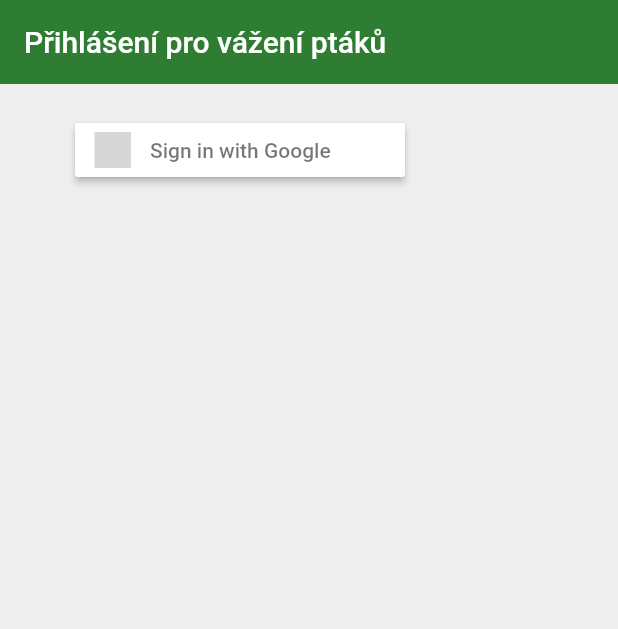
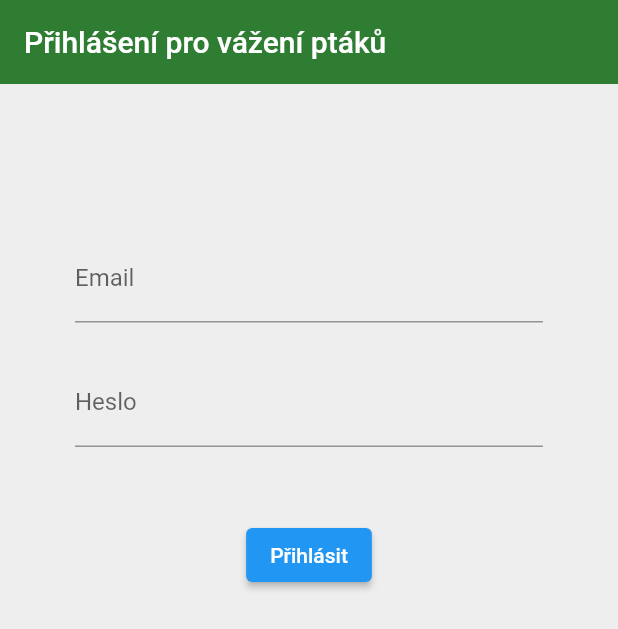
Before and after one commit to onpelikan/birdweights, a Flutter app: the screen it shows after launch, on a phone screen of 412 x 824 dp. Shown: the top 629 px of the screen. Run offline on Flutter 3.47's test engine with Material 2 defaults, Android fonts, the light colour scheme and no system bars; our stand-ins replace cloud_firestore, firebase_auth, firebase_core, flutter_signin_button, flutter_spinkit, google_sign_in; accounts and stored records are empty; grey boxes are pictures that could not be loaded.

Commit message:
Prihlasovani pomoci emailu a hesla

```diff
--- a/lib/main.dart
+++ b/lib/main.dart
@@ -11,9 +11,6 @@ import 'package:firebase_core/firebase_core.dart';
 import 'package:provider/provider.dart';
 import 'firebase_options.dart';
 
-/**
- * Test comment for commit
- */
 void main() async {
   WidgetsFlutterBinding.ensureInitialized();
   await Firebase.initializeApp(
--- a/lib/pages/sign_in.dart
+++ b/lib/pages/sign_in.dart
@@ -1,6 +1,7 @@
 import 'package:birds_weights/services/auth.dart';
 import 'package:birds_weights/shared/constants.dart';
 import 'package:birds_weights/shared/loading.dart';
+import 'package:firebase_auth/firebase_auth.dart';
 import 'package:flutter/material.dart';
 import 'package:flutter_signin_button/flutter_signin_button.dart';
 
@@ -16,55 +17,127 @@ class SignIn extends StatefulWidget {
 class _SignInState extends State<SignIn> {
   final AuthService _auth = AuthService();
   final _formKey = GlobalKey<FormState>();
-  bool loading = false;
-
-  //text field state
-  String email = '';
-  String password = '';
+  final _emailController = TextEditingController();
+  final _passwordController = TextEditingController();
+  bool _isLoading = false;
   String error = '';
 
   @override
   Widget build(BuildContext context) {
-    return loading
-        ? Loading()
+    return _isLoading
+        ? const Loading()
         : Scaffold(
             backgroundColor: backgroundColor,
             appBar: AppBar(
               backgroundColor: mainColor,
               elevation: 0.0,
-              title: Text('Přihlášení pro vážení ptáků'),
-              // actions: [
-              //   TextButton.icon(
-              //     icon: Icon(Icons.person),
-              //     label: Text('Register'),
-              //     onPressed: () {
-              //       widget.toggleView();
-              //     },
-              //   ),
-              // ],
+              title: const Text('Přihlášení pro vážení ptáků'),
             ),
             body: Container(
-              padding: EdgeInsets.symmetric(vertical: 20.0, horizontal: 50.0),
+              padding:
+                  const EdgeInsets.symmetric(vertical: 20.0, horizontal: 50.0),
               child: Column(
                 children: [
-                  SignInButton(
-                    Buttons.Google,
-                    onPressed: () async {
-                      //setState(() => loading = true);
-                      dynamic result = await _auth.signInGoogle();
-                      if (result == null) {
-                        if (mounted) {
-                          setState(() {
-                            error = 'Chyba při prihlášení.';
-                            loading = false;
-                          });
-                        }
-                      }
-                    },
+                  // TextButton(
+                  //   onPressed: () {
+                  //     dynamic result = _auth.signInAnon();
+                  //     if (result == null) {
+                  //       if (mounted) {
+                  //         setState(() {
+                  //           error = 'Chyba při prihlášení.';
+                  //           loading = false;
+                  //         });
+                  //       }
+                  //     }
+                  //   },
+                  //   child: const Text("Přihlásit"),
+                  // ),
+                  //const SizedBox(height: 20.0),
+                  // SignInButton(
+                  //   Buttons.Google,
+                  //   onPressed: () async {
+                  //     setState(() => loading = true);
+                  //     dynamic result = await _auth.signInWithEmailAndPassword();
+                  //     if (result == null) {
+                  //       if (mounted) {
+                  //         setState(() {
+                  //           error = 'Chyba při prihlášení.';
+                  //           loading = false;
+                  //         });
+                  //       }
+                  //     }
+                  //   },
+                  // ),
+                  Form(
+                    key: _formKey,
+                    child: Column(
+                      children: [
+                        const SizedBox(height: 80),
+                        TextFormField(
+                          controller: _emailController,
+                          validator: (value) {
+                            if (value == null || value.isEmpty) {
+                              return 'Zadejte email';
+                            }
+                            return null;
+                          },
+                          decoration: const InputDecoration(
+                            labelText: 'Email',
+                          ),
+                        ),
+                        const SizedBox(height: 24),
+                        TextFormField(
+                          controller: _passwordController,
+                          obscureText: true,
+                          validator: (value) {
+                            if (value == null || value.isEmpty) {
+                              return 'Zadejte email';
+                            }
+                            return null;
+                          },
+                          decoration: const InputDecoration(
+                            labelText: 'Heslo',
+                          ),
+                        ),
+                        const SizedBox(height: 48),
+                        ElevatedButton(
+                          onPressed: _signIn,
+                          child: const Text('Přihlásit'),
+                        ),
+                      ],
+                    ),
+                  ),
+
+                  const SizedBox(height: 20.0),
+                  Text(
+                    error,
+                    style: const TextStyle(color: Colors.red),
                   ),
                 ],
               ),
             ),
           );
   }
+
+  void _signIn() async {
+    if (_formKey.currentState != null && _formKey.currentState!.validate()) {
+      setState(() {
+        _isLoading = true;
+      });
+      try {
+        final User user = (await _auth.signInWithEmailAndPassword(
+          email: _emailController.text,
+          password: _passwordController.text,
+        ))
+            .user;
+        setState(() {
+          _isLoading = false;
+        });
+      } catch (e) {
+        setState(() {
+          _isLoading = false;
+        });
+      }
+    }
+  }
 }
--- a/lib/pages/wrapper.dart
+++ b/lib/pages/wrapper.dart
@@ -18,7 +18,7 @@ class Wrapper extends StatelessWidget {
       return StreamProvider<List<WeightDay>>.value(
           value: DatabaseService().weights,
           initialData: const [],
-          child: Home());
+          child: const Home());
     }
   }
 }
```
Also changed, not shown: lib/services/auth.dart (+29 -11 lines), pubspec.yaml (+6 -6 lines), pubspec.lock, 3 other files.
